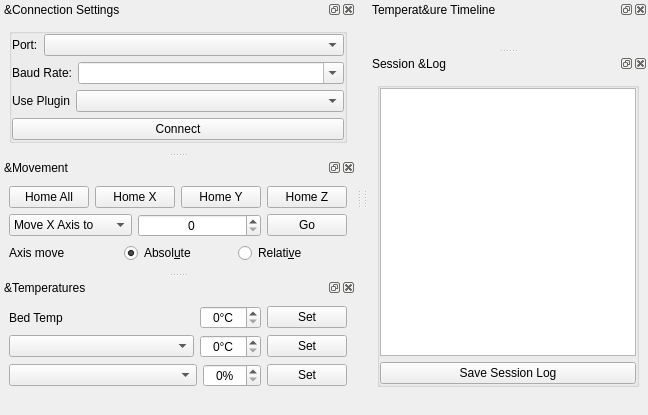
This is testclient/mainwindow.ui in KDE/atcore as Qt 5 draws it before an edit. The edited form follows.
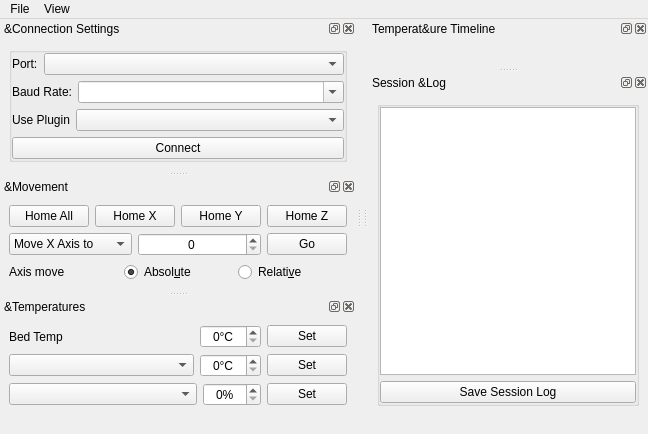
This is the edited form. Icons and pictures are not drawn. Custom widgets are drawn as their Qt base class.

Commit message: Add new actions and remove the old unused ones

```diff
--- a/testclient/mainwindow.ui
+++ b/testclient/mainwindow.ui
@@ -901,12 +901,35 @@
     </layout>
    </widget>
   </widget>
-  <action name="actionConnection_Settings">
-   <property name="checkable">
-    <bool>true</bool>
+  <widget class="QMenuBar" name="menuBar">
+   <property name="geometry">
+    <rect>
+     <x>0</x>
+     <y>0</y>
+     <width>767</width>
+     <height>37</height>
+    </rect>
    </property>
-   <property name="text">
-    <string>&amp;Connection Settings</string>
+   <widget class="QMenu" name="menuFile">
+    <property name="title">
+     <string>File</string>
+    </property>
+    <addaction name="actionQuit"/>
+   </widget>
+   <widget class="QMenu" name="menuView">
+    <property name="title">
+     <string>View</string>
+    </property>
+    <addaction name="actionShowDockTitles"/>
+    <addaction name="separator"/>
+   </widget>
+   <addaction name="menuFile"/>
+   <addaction name="menuView"/>
+  </widget>
+   <action name="actionQuit">
+   <property name="icon">
+    <iconset theme="application-exit">
+     <normaloff>.</normaloff>.</iconset>
    </property>
   </action>
   <action name="actionTest_Commands">
```
Left out of the diff: 33 changed lines with no effect on the pictures.
